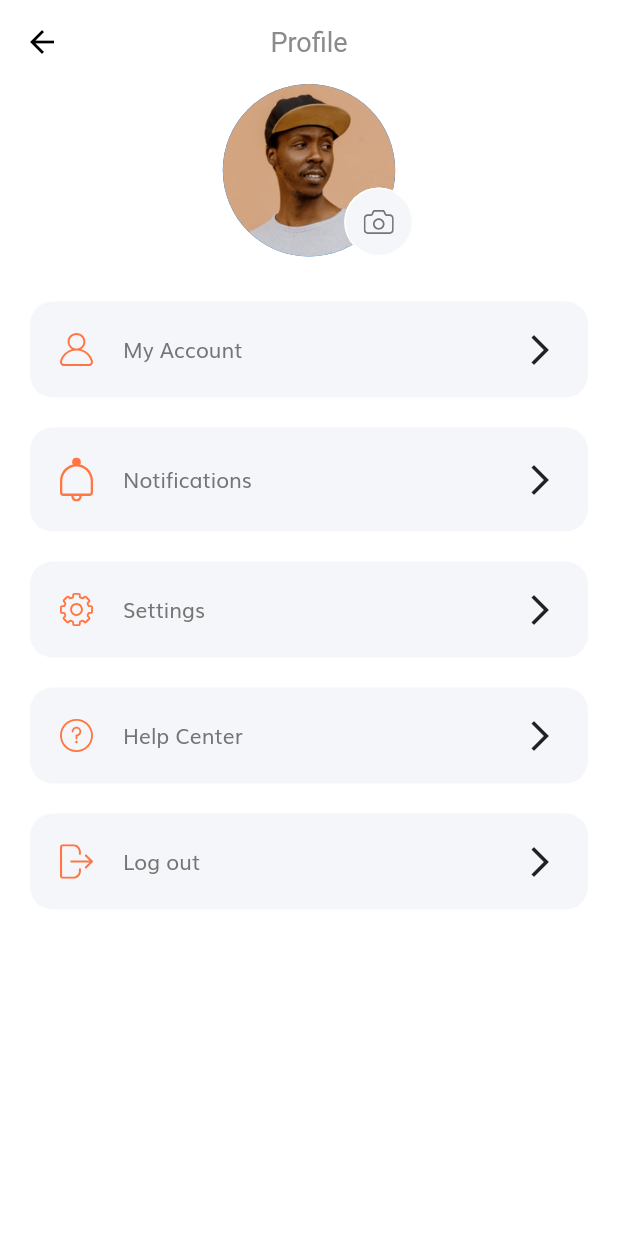
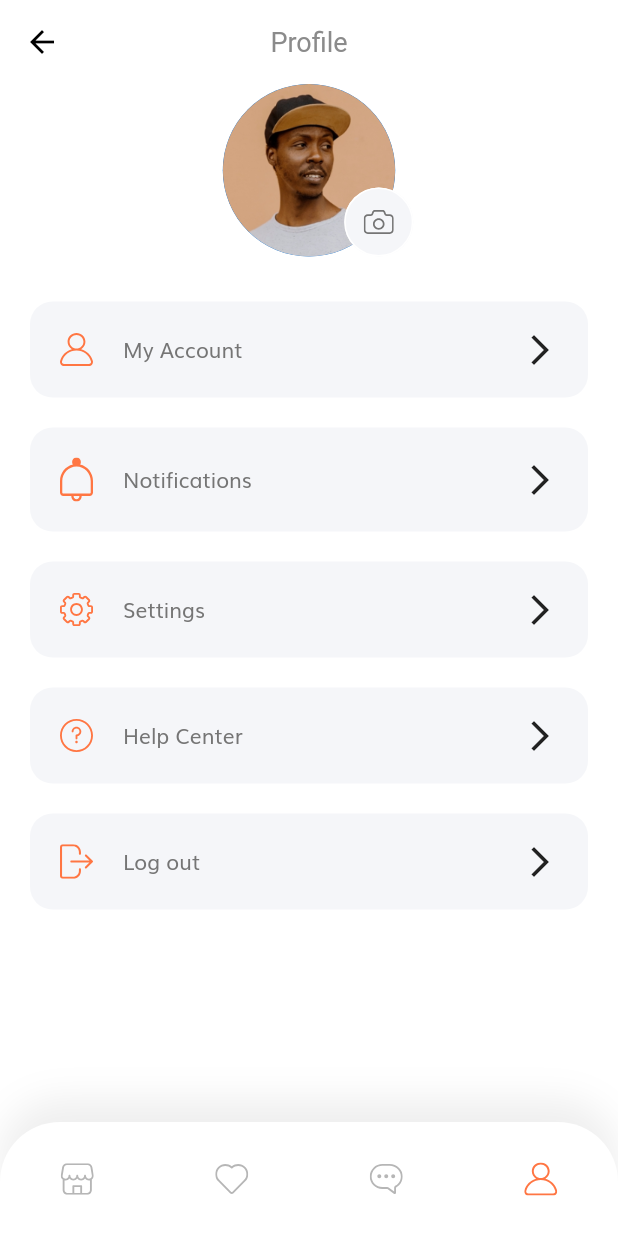
Before and after one commit to psatler/shopping_app_ui, a Flutter app: the ProfileScreen screen opened by its route, on a phone screen of 412 x 824 dp. Run offline on Flutter 3.47's test engine with Material 2 defaults, Android fonts, the phone set to English and light mode, and no system bars; our stand-ins replace flutter_svg.

Commit message:
feat: create bottom nav bar

```diff
--- /dev/null
+++ b/lib/components/custom_bottom_nav_bar.dart
@@ -0,0 +1,84 @@
+import 'package:flutter/material.dart';
+import 'package:flutter_svg/flutter_svg.dart';
+
+import '../screens/profile/profile_screen.dart';
+import '../screens/home/home_screen.dart';
+import '../constants.dart';
+import '../enums.dart';
+
+class CustomBottomNavBar extends StatelessWidget {
+  final Color inActiveIconColor = Color(0xFFB6B6B6);
+
+  CustomBottomNavBar({
+    Key key,
+    @required this.selectedMenu,
+  }) : super(key: key);
+
+  final MenuState selectedMenu;
+
+  @override
+  Widget build(BuildContext context) {
+    return Container(
+      padding: const EdgeInsets.symmetric(vertical: 14),
+      decoration: BoxDecoration(
+        color: Colors.white,
+        borderRadius: BorderRadius.only(
+          topLeft: Radius.circular(40),
+          topRight: Radius.circular(40),
+        ),
+        boxShadow: [
+          BoxShadow(
+            offset: Offset(0, -15),
+            blurRadius: 20,
+            color: Color(0xFFDADADA).withOpacity(0.45),
+          ),
+        ],
+      ),
+      child: SafeArea(
+        child: Row(
+          mainAxisAlignment: MainAxisAlignment.spaceAround,
+          children: [
+            IconButton(
+              icon: SvgPicture.asset(
+                "assets/icons/Shop Icon.svg",
+                color: MenuState.home == selectedMenu
+                    ? kPrimaryColor
+                    : inActiveIconColor,
+              ),
+              onPressed: () =>
+                  Navigator.pushNamed(context, HomeScreen.routeName),
+            ),
+            IconButton(
+              icon: SvgPicture.asset(
+                "assets/icons/Heart Icon.svg",
+                color: MenuState.favorite == selectedMenu
+                    ? kPrimaryColor
+                    : inActiveIconColor,
+              ),
+              onPressed: () {},
+            ),
+            IconButton(
+              icon: SvgPicture.asset(
+                "assets/icons/Chat bubble Icon.svg",
+                color: MenuState.message == selectedMenu
+                    ? kPrimaryColor
+                    : inActiveIconColor,
+              ),
+              onPressed: () {},
+            ),
+            IconButton(
+              icon: SvgPicture.asset(
+                "assets/icons/User Icon.svg",
+                color: MenuState.profile == selectedMenu
+                    ? kPrimaryColor
+                    : inActiveIconColor,
+              ),
+              onPressed: () =>
+                  Navigator.pushNamed(context, ProfileScreen.routeName),
+            ),
+          ],
+        ),
+      ),
+    );
+  }
+}
--- /dev/null
+++ b/lib/enums.dart
@@ -0,0 +1,6 @@
+enum MenuState {
+  home,
+  favorite,
+  message,
+  profile,
+}
--- a/lib/main.dart
+++ b/lib/main.dart
@@ -1,5 +1,4 @@
 import 'package:flutter/material.dart';
-import 'package:shopping_app/screens/profile/profile_screen.dart';
 
 import 'routes.dart';
 import 'screens/splash/splash_screen.dart';
@@ -18,8 +17,7 @@ class MyApp extends StatelessWidget {
       title: 'Flutter Demo',
       theme: theme(),
       // home: SplashScreen(),
-      initialRoute: ProfileScreen.routeName,
-      // initialRoute: SplashScreen.routeName,
+      initialRoute: SplashScreen.routeName,
       routes: routes,
     );
   }
--- a/lib/screens/home/home_screen.dart
+++ b/lib/screens/home/home_screen.dart
@@ -1,5 +1,7 @@
 import 'package:flutter/material.dart';
 
+import '../../components/custom_bottom_nav_bar.dart';
+import '../../enums.dart';
 import 'components/body.dart';
 
 class HomeScreen extends StatelessWidget {
@@ -12,6 +14,7 @@ class HomeScreen extends StatelessWidget {
       //   title: Text("Home"),
       // ),
       body: Body(),
+      bottomNavigationBar: CustomBottomNavBar(selectedMenu: MenuState.home),
     );
   }
 }
--- a/lib/screens/profile/components/body.dart
+++ b/lib/screens/profile/components/body.dart
@@ -6,7 +6,8 @@ import 'profile_picture.dart';
 class Body extends StatelessWidget {
   @override
   Widget build(BuildContext context) {
-    return Column(
+    return SingleChildScrollView(
+      child: Column(
         children: [
           ProfilePicture(),
           const SizedBox(height: 20),
@@ -36,6 +37,7 @@ class Body extends StatelessWidget {
             press: () {},
           ),
         ],
+      ),
     );
   }
 }
--- a/lib/screens/profile/profile_screen.dart
+++ b/lib/screens/profile/profile_screen.dart
@@ -1,5 +1,7 @@
 import 'package:flutter/material.dart';
 
+import '../../enums.dart';
+import '../../components/custom_bottom_nav_bar.dart';
 import 'components/body.dart';
 
 class ProfileScreen extends StatelessWidget {
@@ -13,6 +15,7 @@ class ProfileScreen extends StatelessWidget {
         title: Text("Profile"),
       ),
       body: Body(),
+      bottomNavigationBar: CustomBottomNavBar(selectedMenu: MenuState.profile),
     );
   }
 }
```
Lines whose indentation alone changed are shown as unchanged.
